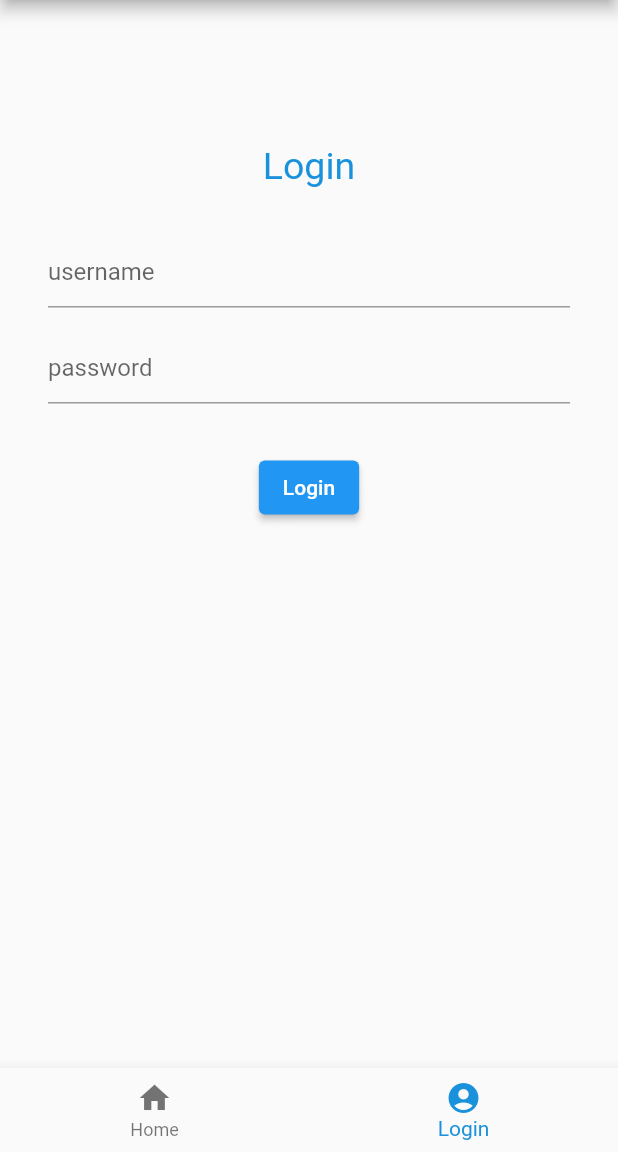
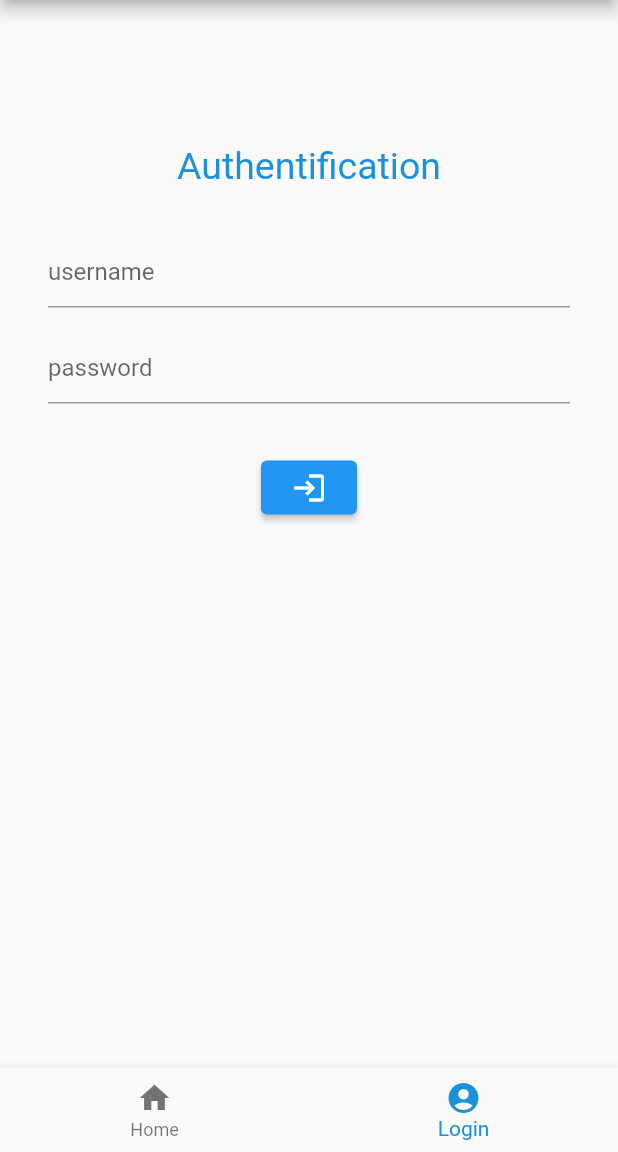
Before and after one commit to tajaouart/dogs-breeds, a Flutter app: the screen it shows after launch, item 2 of the bottom bar chosen, on a phone screen of 412 x 824 dp, the part 84-1236 px from its top. Run offline on Flutter 3.47's test engine with Material 2 defaults, Android fonts, the phone set to English and light mode, and no system bars; our stand-ins replace dio, shared_preferences, sqflite; accounts and stored records are empty; network calls fail.

```diff
--- a/lib/main.dart
+++ b/lib/main.dart
@@ -127,7 +127,7 @@ class _MyHomePageState extends State<MyHomePage> {
                       height: 64,
                     ),
                     Text(
-                      "Login",
+                      "Authentification",
                       style: TextStyle(color: dogBlue, fontSize: 25),
                     ),
                     SizedBox(
@@ -150,7 +150,8 @@ class _MyHomePageState extends State<MyHomePage> {
                     ElevatedButton(
                         onPressed: () {
                           Api()
-                              .login(userController.text, passwdController.text)
+                              .login(userController.text ?? "",
+                                  passwdController.text ?? "")
                               .then((value) {
                             setState(() {
                               if (value["id"] != null) {
@@ -162,7 +163,7 @@ class _MyHomePageState extends State<MyHomePage> {
                             print(value);
                           });
                         },
-                        child: Text("Login"))
+                        child: Icon(Icons.login)),
                   ],
                 ),
               ),
```
Also changed, not shown: 2 other files.
